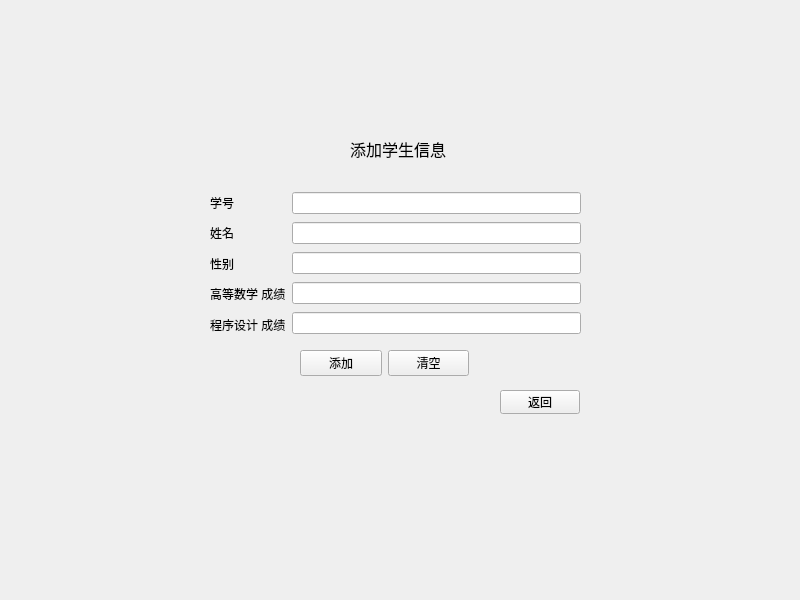
First picture: the form in SSMS/add_student_widget.ui, repository NogiNonoka/StudentStatusManagementSystem, before the edit.
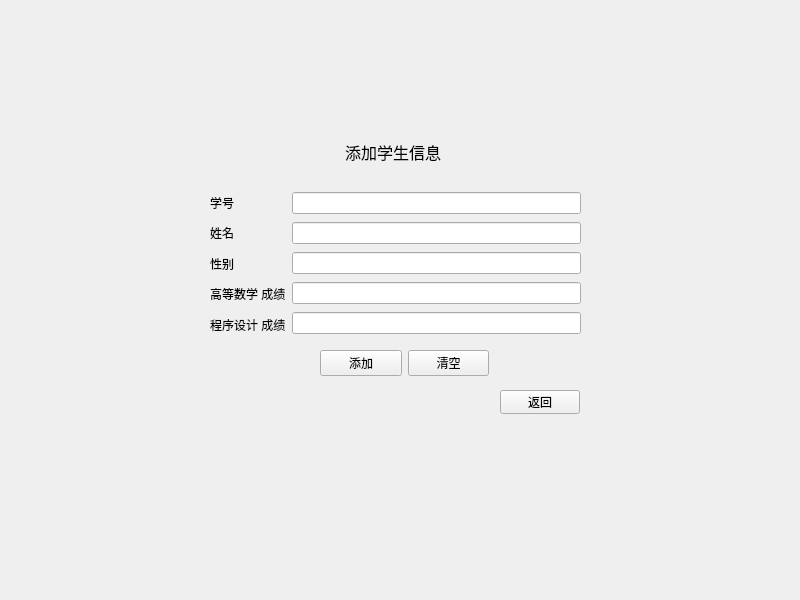
Second picture: the form after the edit.

```diff
--- a/SSMS/add_student_widget.ui
+++ b/SSMS/add_student_widget.ui
@@ -102,10 +102,10 @@
   <widget class="QLabel" name="label">
    <property name="geometry">
     <rect>
-     <x>350</x>
+     <x>345</x>
      <y>140</y>
-     <width>96</width>
-     <height>18</height>
+     <width>120</width>
+     <height>23</height>
     </rect>
    </property>
    <property name="font">
@@ -121,7 +121,7 @@
   <widget class="QWidget" name="layoutWidget">
    <property name="geometry">
     <rect>
-     <x>300</x>
+     <x>320</x>
      <y>350</y>
      <width>169</width>
      <height>26</height>
```
